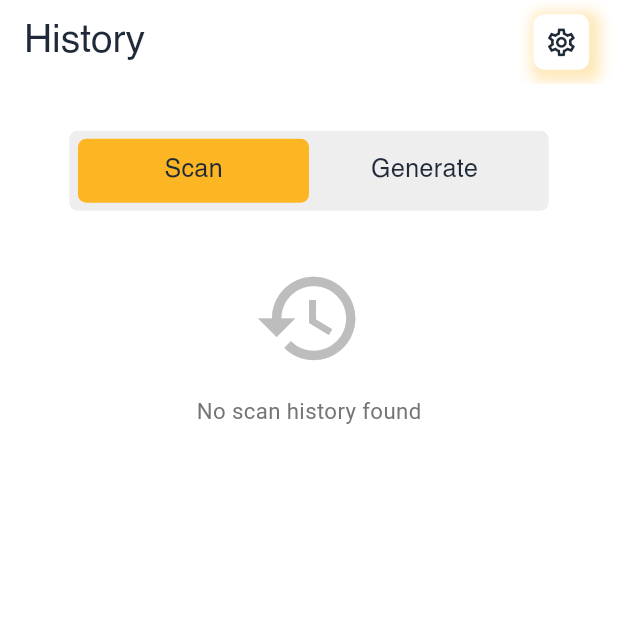
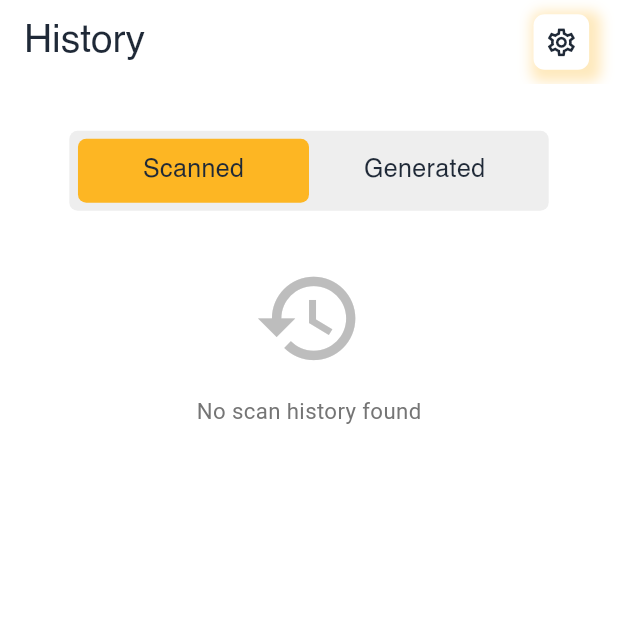
Before and after one commit to Mo7amedHes7am/QRSAG, a Flutter app: the HistoryScreen screen opened directly, on a phone screen of 412 x 824 dp, the top half of it. Run offline on Flutter 3.47's test engine with Material 3 defaults, Android fonts, the light colour scheme and no system bars; our stand-ins replace audioplayers, auto_size_text, bloc, country_code_picker, easy_localization, flutter_bloc and 13 more; missing offline and left inert: encrypt_decrypt_plus, gal, gif, mobile_scanner, phone_numbers_parser; accounts and stored records are empty; project files that could hold a hidden picture were left out.

Commit message:
Localize Custom Tab Bar

```diff
--- a/assets/translations/ar.json
+++ b/assets/translations/ar.json
@@ -138,6 +138,8 @@
     "no_scan_history": "لا يوجد سجل مسح",
     "no_generate_history": "لا يوجد سجل إنشاء",
     "delete_confirm": "هل أنت متأكد من الحذف؟",
-    "delete_warning": "سيتم حذف هذه النتيجة بشكل دائم"
+    "delete_warning": "سيتم حذف هذه النتيجة بشكل دائم",
+    "generated": "مولّد",
+    "scanned": "ممسوح"
   }
 }
--- a/assets/translations/en.json
+++ b/assets/translations/en.json
@@ -138,6 +138,8 @@
     "no_scan_history": "No scan history found",
     "no_generate_history": "No generate history found",
     "delete_confirm": "Are You Sure To Delete?",
-    "delete_warning": "This Result Will be deleted Permanently"
+    "delete_warning": "This Result Will be deleted Permanently",
+    "generated": "Generated",
+    "scanned": "Scanned"
   }
 }
--- a/lib/core/components/widgets/custom_tab_bar.dart
+++ b/lib/core/components/widgets/custom_tab_bar.dart
@@ -1,8 +1,10 @@
+import 'package:easy_localization/easy_localization.dart';
 import 'package:flutter/cupertino.dart';
 import 'package:flutter/material.dart';
 import 'package:qr_scanner_and_generator/app/app_variables.dart';
 import 'package:qr_scanner_and_generator/core/components/widgets/CustomText.dart';
 import 'package:qr_scanner_and_generator/core/responsive/responsive_core.dart';
+import 'package:qr_scanner_and_generator/generated/locale_keys.g.dart';
 
 int b = 1;
 
@@ -41,7 +43,9 @@ StatefulBuilder CustomTabBar({
                     color: b == 1 ? appColors.primary : Colors.transparent,
                   ),
                   child: Center(
-                    child: CustomText.x18.medium("Scan").primaryTextColor,
+                    child: CustomText.x18
+                        .medium(LocaleKeys.history_scanned.tr())
+                        .primaryTextColor,
                   ),
                 ),
               ),
@@ -59,7 +63,9 @@ StatefulBuilder CustomTabBar({
                     color: b == 2 ? appColors.primary : Colors.transparent,
                   ),
                   child: Center(
-                    child: CustomText.x18.medium("Generate").primaryTextColor,
+                    child: CustomText.x18
+                        .medium(LocaleKeys.history_generated.tr())
+                        .primaryTextColor,
                   ),
                 ),
               ),
```
Also changed, not shown: lib/Old_Design/Design/History/HistoryScreen.dart (deleted, +0 -421 lines), lib/generated/codegen_loader.g.dart, lib/generated/locale_keys.g.dart.
